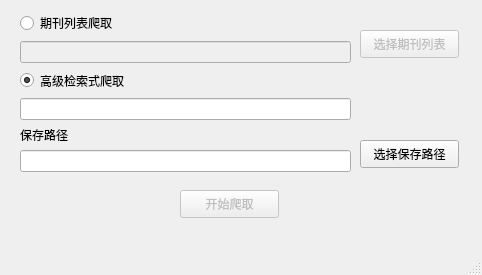
Above: wos_crawler/gui/gui_crawler.ui from tomleung1996/wos_crawler before the change. Below: the same form after it.
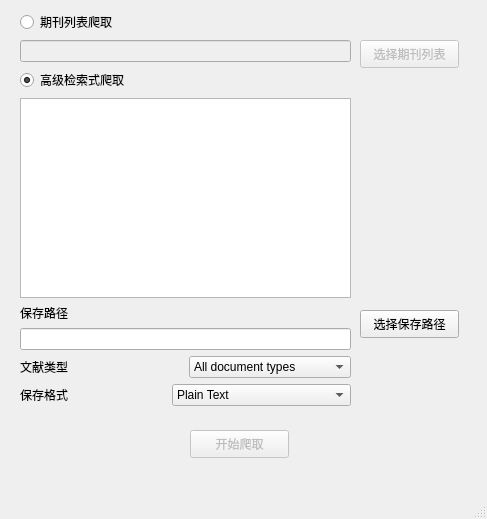
That is the form after the change.

The edit to the form file:
```diff
--- a/wos_crawler/gui/gui_crawler.ui
+++ b/wos_crawler/gui/gui_crawler.ui
@@ -6,8 +6,8 @@
    <rect>
     <x>0</x>
     <y>0</y>
-    <width>482</width>
-    <height>275</height>
+    <width>487</width>
+    <height>519</height>
    </rect>
   </property>
   <property name="windowTitle">
@@ -21,7 +21,7 @@
     <property name="geometry">
      <rect>
       <x>360</x>
-      <y>30</y>
+      <y>40</y>
       <width>99</width>
       <height>28</height>
      </rect>
@@ -36,8 +36,8 @@
     </property>
     <property name="geometry">
      <rect>
-      <x>180</x>
-      <y>190</y>
+      <x>190</x>
+      <y>430</y>
       <width>99</width>
       <height>28</height>
      </rect>
@@ -53,7 +53,7 @@
     <property name="geometry">
      <rect>
       <x>360</x>
-      <y>140</y>
+      <y>310</y>
       <width>99</width>
       <height>28</height>
      </rect>
@@ -62,15 +62,17 @@
      <string>选择保存路径</string>
     </property>
    </widget>
-   <widget class="QWidget" name="">
+   <widget class="QWidget" name="layoutWidget">
     <property name="geometry">
      <rect>
       <x>20</x>
-      <y>11</y>
+      <y>10</y>
       <width>331</width>
-      <height>161</height>
+      <height>396</height>
      </rect>
     </property>
+    <layout class="QVBoxLayout" name="verticalLayout_7">
+     <item>
     <layout class="QVBoxLayout" name="verticalLayout_5">
      <item>
       <layout class="QVBoxLayout" name="verticalLayout_3">
@@ -108,7 +110,7 @@
           </widget>
          </item>
          <item>
-          <widget class="QLineEdit" name="lineEditQuery"/>
+            <widget class="QTextEdit" name="textEditQuery"/>
          </item>
         </layout>
        </item>
@@ -129,6 +131,87 @@
       </layout>
      </item>
     </layout>
+     </item>
+     <item>
+      <layout class="QVBoxLayout" name="verticalLayout_6">
+       <item>
+        <layout class="QHBoxLayout" name="horizontalLayout">
+         <item>
+          <widget class="QLabel" name="label">
+           <property name="text">
+            <string>文献类型</string>
+           </property>
+          </widget>
+         </item>
+         <item>
+          <widget class="QComboBox" name="comboBoxDocumentType">
+           <item>
+            <property name="text">
+             <string>All document types</string>
+            </property>
+           </item>
+           <item>
+            <property name="text">
+             <string>Article</string>
+            </property>
+           </item>
+          </widget>
+         </item>
+        </layout>
+       </item>
+       <item>
+        <layout class="QHBoxLayout" name="horizontalLayout_2">
+         <item>
+          <widget class="QLabel" name="label_2">
+           <property name="text">
+            <string>保存格式</string>
+           </property>
+          </widget>
+         </item>
+         <item>
+          <widget class="QComboBox" name="comboBoxOutputFormat">
+           <item>
+            <property name="text">
+             <string>Plain Text</string>
+            </property>
+           </item>
+           <item>
+            <property name="text">
+             <string>Bibtex</string>
+            </property>
+           </item>
+           <item>
+            <property name="text">
+             <string>HTML</string>
+            </property>
+           </item>
+           <item>
+            <property name="text">
+             <string>Tab-delimited (Win)</string>
+            </property>
+           </item>
+           <item>
+            <property name="text">
+             <string>Tab-delimited (Mac)</string>
+            </property>
+           </item>
+           <item>
+            <property name="text">
+             <string>Tab-delimited (Win, UTF-8)</string>
+            </property>
+           </item>
+           <item>
+            <property name="text">
+             <string>Tab-delimited (Mac, UTF-8)</string>
+            </property>
+           </item>
+          </widget>
+         </item>
+        </layout>
+       </item>
+      </layout>
+     </item>
+    </layout>
    </widget>
   </widget>
   <widget class="QMenuBar" name="menubar">
```
Left out of the diff: 2 changed lines with no effect on the pictures. Lines whose indentation alone changed are shown as unchanged.
